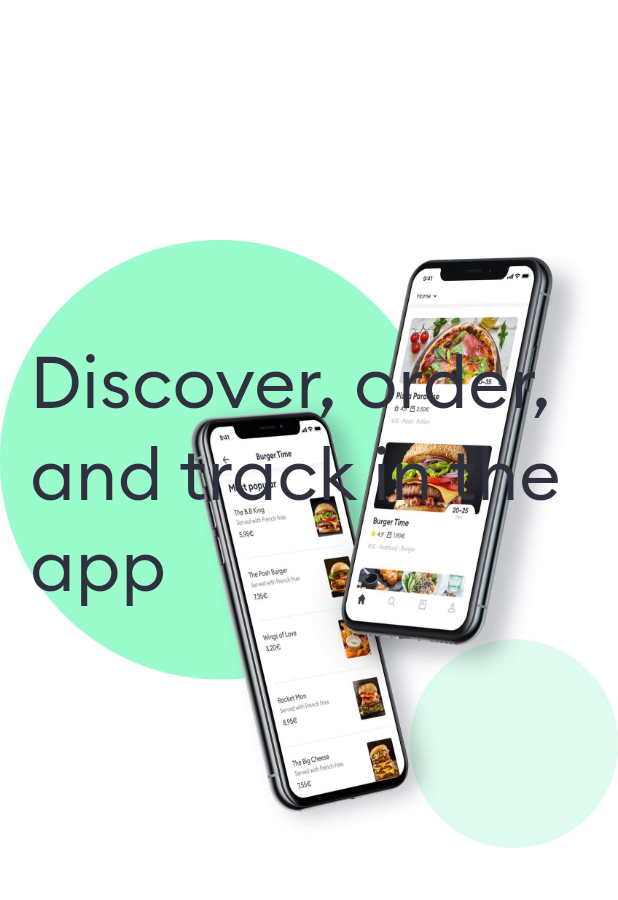
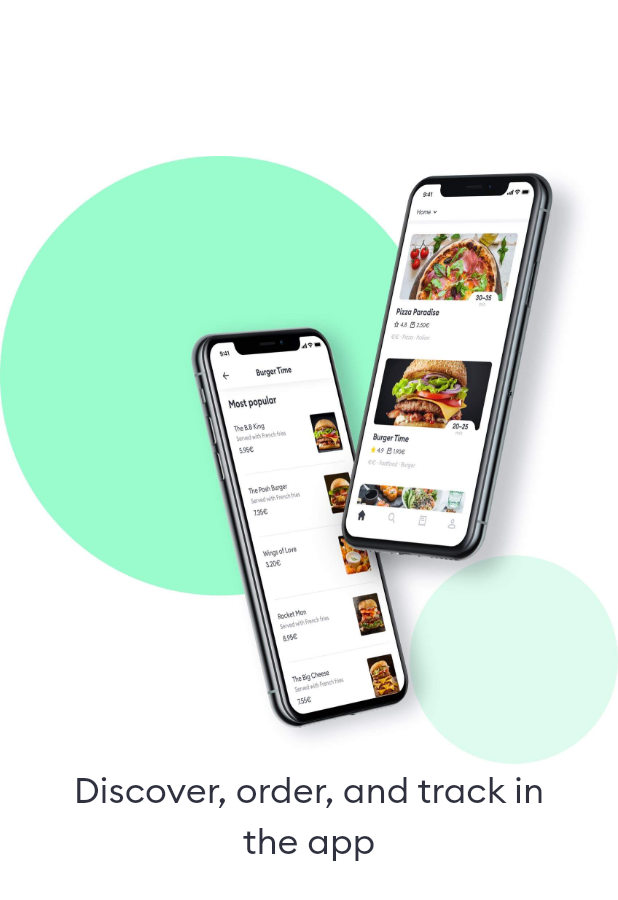
Before and after one commit to othnielussher/bolt-food-copy, a Flutter app: the Discover widget shown alone on an empty page, opened directly, on a phone screen of 412 x 824 dp. Shown: the top 900 px of the screen. Run offline on Flutter 3.47's test engine with Material 2 defaults, Android fonts, the phone set to English and light mode, and no system bars; our stand-ins replace flutter_svg, get, responsive_builder.

Commit message:
Add responsiveness

```diff
--- a/lib/widgets/discover.dart
+++ b/lib/widgets/discover.dart
@@ -6,15 +6,21 @@ class Discover extends StatelessWidget {
 
   @override
   Widget build(BuildContext context) {
+    return ResponsiveBuilder(
+      builder: (context, sizingInformation) {
+        bool isDesktop = sizingInformation.isDesktop;
         return Padding(
-      padding: const EdgeInsets.only(top: 160.0),
+          padding: EdgeInsets.only(top: isDesktop ? 160 : 104),
           child: ConstrainedBox(
-        constraints: const BoxConstraints(maxHeight: 848),
-        child: Stack(
+            constraints: const BoxConstraints(maxWidth: 848),
+            child: Column(
+              children: [
+                Stack(
                   alignment: Alignment.topLeft,
                   children: [
                     Image.asset(Images.phones),
-            ConstrainedBox(
+                    isDesktop
+                        ? ConstrainedBox(
                             constraints: const BoxConstraints(maxWidth: 488),
                             child: const Padding(
                               padding: EdgeInsets.only(top: 64, left: 20),
@@ -26,10 +32,29 @@ class Discover extends StatelessWidget {
                                 ),
                               ),
                             ),
+                          )
+                        : const SizedBox.shrink(),
+                  ],
+                ),
+                isDesktop
+                    ? const SizedBox.shrink()
+                    : const Padding(
+                        padding: EdgeInsets.symmetric(horizontal: 48),
+                        child: Text(
+                          'Discover, order, and track in the app',
+                          textAlign: TextAlign.center,
+                          style: TextStyle(
+                            height: 1.4,
+                            fontSize: 24,
+                            color: Palette.black,
+                          ),
+                        ),
                       ),
               ],
             ),
           ),
         );
+      },
+    );
   }
 }
```
Lines whose indentation alone changed are shown as unchanged.
